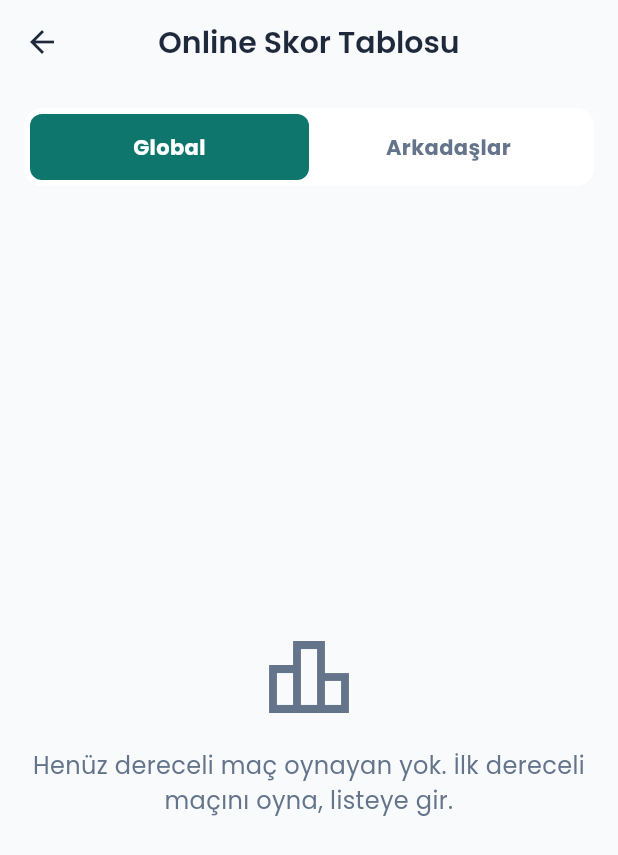
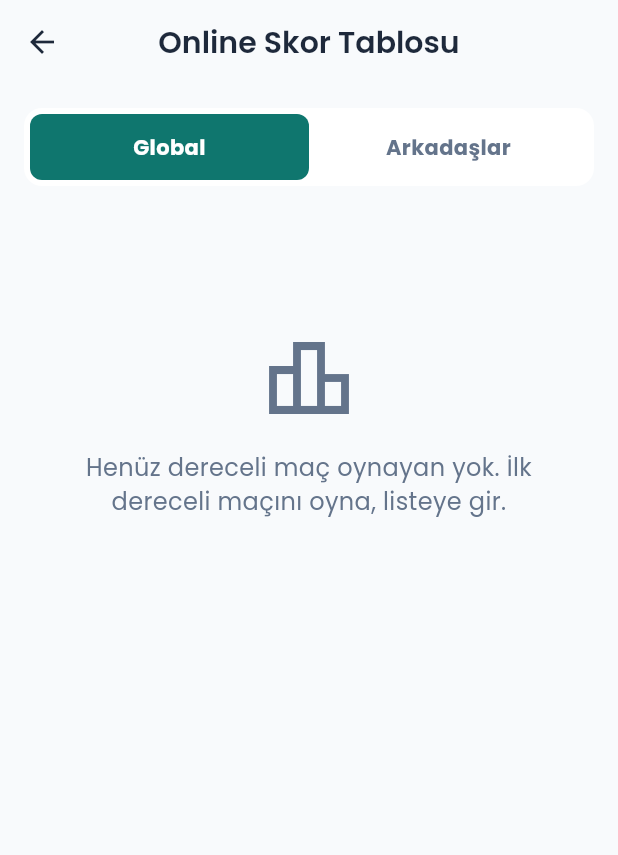
Before and after one commit to muazcoban/Cobi.PairQuest.Mobile, a Flutter app: the OnlineLeaderboardScreen screen opened directly, on a phone screen of 412 x 824 dp. Shown: the top 855 px of the screen. Run offline on Flutter 3.47's test engine with Material 3 defaults, Android fonts, the phone set to English and light mode, and no system bars; our stand-ins replace audioplayers, cloud_firestore, confetti, equatable, firebase_auth, firebase_core and 14 more; accounts and stored records are empty; generated files the repository leaves out were written again.

Commit message:
fix(online): review follow-ups and what the simulator run showed
Found by an independent review of this branch:
- The rank count orders by rating descending, the direction of the
  (isRanked, rating) index; without it Firestore wanted an ascending
  index and players outside the top 100 read as unranked.
- Friend count and status providers are auto-disposed too; they kept
  the friend and block listeners alive after a sign-out.
- A forfeit claimed against an opponent who never made a move ends
  without a winner: that player's search was cancelled or timed out as
  the match was made and never saw the game. Neither side gets a
  result, and the screen says so instead of "You lose".
- initializeProfile stops if the account changes while it loads, so the
  old profile cannot come back after reset().
- The empty ranking can be pulled to refresh; the error state has Retry.

Found on the iOS simulator against the live project:
- Errors of count() queries arrive as PlatformException, not
  FirebaseException, so the online count never fell back and the stat
  was missing. The ranking queries now catch any error.
- Ranking rows showed 0-0 for players whose old version kept ranked
  games only in the totals; those counts are derived for display.
- Tier names and win/loss letters in the lobby follow the app language
  (Gümüş, 3G / 1M); Turkish uses "ELO" for the rating.

Co-Authored-By: Claude Opus 5.5 <noreply@anthropic.com>

```diff
--- a/lib/l10n/app_en.arb
+++ b/lib/l10n/app_en.arb
@@ -297,6 +297,10 @@
   "noPlayersYet": "No players yet",
   "noRankedPlayersYet": "Nobody has played a ranked match yet. Play one to get on the list.",
   "unranked": "Unranked",
+  "matchEndedNoResult": "Match ended without a result",
+  "opponentNeverPlayed": "Your opponent never made a move. This match does not count toward your rating or stats.",
+  "winsShort": "{count}W",
+  "lossesShort": "{count}L",
   "rankedRecord": "{wins}W - {losses}L",
   "tierBronze": "Bronze",
   "tierSilver": "Silver",
--- a/lib/presentation/providers/online_leaderboard_provider.dart
+++ b/lib/presentation/providers/online_leaderboard_provider.dart
@@ -67,7 +67,10 @@ class LeaderboardEntry {
 }
 
 /// Profile fields as the ranking shows them.
-OnlineUserProfile _profileFromData(String id, Map<String, dynamic> data) {
+OnlineUserProfile _profileFromData(String id, Map<String, dynamic> stored) {
+  // Profiles that an old app version wrote count ranked games only in the
+  // totals until their owner opens this version; derive them for display.
+  final data = {...stored, ...OnlineRanking.legacyRankedRepair(stored)};
   int read(String key) => (data[key] as num?)?.toInt() ?? 0;
   return OnlineUserProfile(
     oddserId: id,
@@ -133,8 +136,8 @@ final globalLeaderboardProvider =
     for (final doc in flagged.docs) {
       byId[doc.id] = doc.data();
     }
-  } on FirebaseException catch (e) {
-    debugPrint('Ranked index not available yet: ${e.code}');
+  } catch (e) {
+    debugPrint('Ranked index not available yet: $e');
   }
 
   // Players whose app has not set the flag yet (older versions): the top of
@@ -209,14 +212,17 @@ final currentUserRankProvider =
   // Below the listed players: count the ranked players above.
   final rating = (data['rating'] as num?)?.toInt() ?? OnlineRanking.startRating;
   try {
+    // Ordered as the (isRanked, rating DESC) index is declared; without
+    // the orderBy Firestore would need an ascending index.
     final above = await users
         .where('isRanked', isEqualTo: true)
         .where('rating', isGreaterThan: rating)
+        .orderBy('rating', descending: true)
         .count()
         .get();
     return (above.count ?? 0) + 1;
-  } on FirebaseException catch (e) {
-    debugPrint('Rank count not available: ${e.code}');
+  } catch (e) {
+    debugPrint('Rank count not available: $e');
     return null;
   }
 });
@@ -259,14 +265,15 @@ final totalOnlinePlayersProvider = StreamProvider.autoDispose<int>((ref) async*
           .count()
           .get();
       yield count.count ?? 0;
-    } on FirebaseException {
+    } catch (e) {
+      debugPrint('Online count with status not available: $e');
       try {
         // Without that index: recent only, which also counts players who
         // closed the app in the last few minutes.
         final count = await recent.count().get();
         yield count.count ?? 0;
-      } on FirebaseException catch (e) {
-        debugPrint('Online count failed: ${e.code}');
+      } catch (e) {
+        debugPrint('Online count failed: $e');
       }
     }
     await Future<void>.delayed(OnlineUserProfile.presenceHeartbeat);
--- a/lib/presentation/screens/online/online_leaderboard_screen.dart
+++ b/lib/presentation/screens/online/online_leaderboard_screen.dart
@@ -6,17 +6,8 @@ import '../../../l10n/generated/app_localizations.dart';
 import '../../providers/auth_provider.dart';
 import '../../providers/online_leaderboard_provider.dart';
 import '../../providers/online_profile_provider.dart';
+import '../../utils/tier_label.dart';
 import '../../widgets/moderation/player_safety.dart';
-
-/// The tier's name in the app language.
-String _tierLabel(AppLocalizations l10n, PlayerTier tier) => switch (tier) {
-      PlayerTier.bronze => l10n.tierBronze,
-      PlayerTier.silver => l10n.tierSilver,
-      PlayerTier.gold => l10n.tierGold,
-      PlayerTier.platinum => l10n.tierPlatinum,
-      PlayerTier.diamond => l10n.tierDiamond,
-      PlayerTier.master => l10n.tierMaster,
-    };
 
 /// Online multiplayer leaderboard screen
 class OnlineLeaderboardScreen extends ConsumerWidget {
@@ -207,7 +198,7 @@ class OnlineLeaderboardScreen extends ConsumerWidget {
                         ),
                         const SizedBox(height: 4),
                         Text(
-                          '${_tierLabel(l10n, tier)} • ${profile.rating} ${l10n.rating}',
+                          '${tierLabel(l10n, tier)} • ${profile.rating} ${l10n.rating}',
                           style: TextStyle(
                             fontSize: 14,
                             color: Colors.white.withValues(alpha: 0.9),
@@ -259,7 +250,7 @@ class OnlineLeaderboardScreen extends ConsumerWidget {
                   mainAxisAlignment: MainAxisAlignment.spaceBetween,
                   children: [
                     Text(
-                      _tierLabel(l10n, tier),
+                      tierLabel(l10n, tier),
                       style: TextStyle(
                         fontSize: 12,
                         color: Colors.white.withValues(alpha: 0.8),
@@ -382,10 +373,14 @@ class OnlineLeaderboardScreen extends ConsumerWidget {
     return leaderboardAsync.when(
       data: (entries) {
         if (entries.isEmpty) {
-          return Center(
-            child: Column(
-              mainAxisAlignment: MainAxisAlignment.center,
+          // Scrollable, so pulling down reads the list again.
+          return RefreshIndicator(
+            onRefresh: refresh,
+            child: ListView(
+              physics: const AlwaysScrollableScrollPhysics(),
+              padding: const EdgeInsets.all(32),
               children: [
+                const SizedBox(height: 48),
                 Icon(
                   Icons.leaderboard_outlined,
                   size: 64,
@@ -427,13 +422,18 @@ class OnlineLeaderboardScreen extends ConsumerWidget {
       },
       loading: () => const Center(child: CircularProgressIndicator()),
       error: (e, _) => Center(
+        child: Padding(
+          padding: const EdgeInsets.all(24),
           child: Column(
             mainAxisAlignment: MainAxisAlignment.center,
             children: [
               Icon(Icons.error_outline, size: 48, color: Colors.red.shade400),
               const SizedBox(height: 16),
-            Text('${l10n.errorOccurred}: $e'),
+              Text('${l10n.errorOccurred}: $e', textAlign: TextAlign.center),
+              const SizedBox(height: 16),
+              ElevatedButton(onPressed: refresh, child: Text(l10n.retry)),
             ],
+          ),
         ),
       ),
     );
@@ -459,9 +459,9 @@ class OnlineLeaderboardScreen extends ConsumerWidget {
   String _getNextTierName(AppLocalizations l10n, PlayerTier tier) {
     final index = PlayerTier.values.indexOf(tier);
     if (index < PlayerTier.values.length - 1) {
-      return _tierLabel(l10n, PlayerTier.values[index + 1]);
+      return tierLabel(l10n, PlayerTier.values[index + 1]);
     }
-    return _tierLabel(l10n, tier);
+    return tierLabel(l10n, tier);
   }
 }
 
@@ -557,7 +557,7 @@ class _LeaderboardTile extends StatelessWidget {
         subtitle: Row(
           children: [
             Text(
-              _tierLabel(l10n, tier),
+              tierLabel(l10n, tier),
               style: TextStyle(
                 fontSize: 12,
                 color: _getTierColor(tier),
--- /dev/null
+++ b/lib/presentation/utils/tier_label.dart
@@ -0,0 +1,12 @@
+import '../../l10n/generated/app_localizations.dart';
+import '../providers/online_leaderboard_provider.dart';
+
+/// The tier's name in the app language ("Gümüş", "Silver").
+String tierLabel(AppLocalizations l10n, PlayerTier tier) => switch (tier) {
+      PlayerTier.bronze => l10n.tierBronze,
+      PlayerTier.silver => l10n.tierSilver,
+      PlayerTier.gold => l10n.tierGold,
+      PlayerTier.platinum => l10n.tierPlatinum,
+      PlayerTier.diamond => l10n.tierDiamond,
+      PlayerTier.master => l10n.tierMaster,
+    };
```
Also changed, not shown: lib/data/repositories/online_game_repository.dart (+9 -2 lines), lib/l10n/app_tr.arb (+15 -3 lines), lib/presentation/providers/friends_provider.dart (+8 -6 lines), lib/presentation/providers/online_profile_provider.dart (+8 -0 lines), lib/presentation/screens/online/online_game_screen.dart (+21 -7 lines), lib/presentation/screens/online/online_lobby_screen.dart (+7 -5 lines), lib/l10n/generated/app_localizations.dart, lib/l10n/generated/app_localizations_en.dart, lib/l10n/generated/app_localizations_tr.dart, 1 other file. Lines whose indentation alone changed are shown as unchanged.
